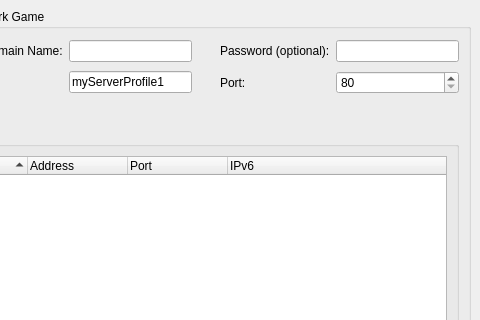
Before: the Qt Designer form src/gui/qt/joinnetworkgamedialog.ui in pokerth/pokerth, drawn with Qt 5; both pictures show x 106 to 586 and y 0 to 320 of the 586 by 458 pixel window.
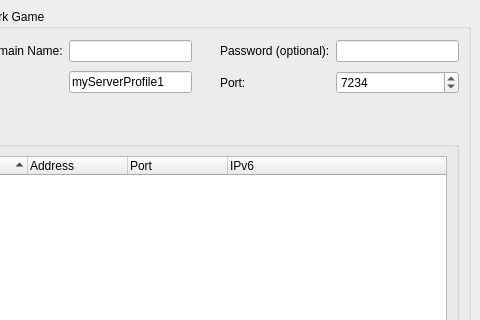
After: the same form once the commit is applied.

Patch:
```diff
--- a/src/gui/qt/joinnetworkgamedialog.ui
+++ b/src/gui/qt/joinnetworkgamedialog.ui
@@ -75,7 +75,7 @@
          <number>80</number>
         </property>
         <property name="value" >
-         <number>80</number>
+         <number>7234</number>
         </property>
        </widget>
       </item>
```
